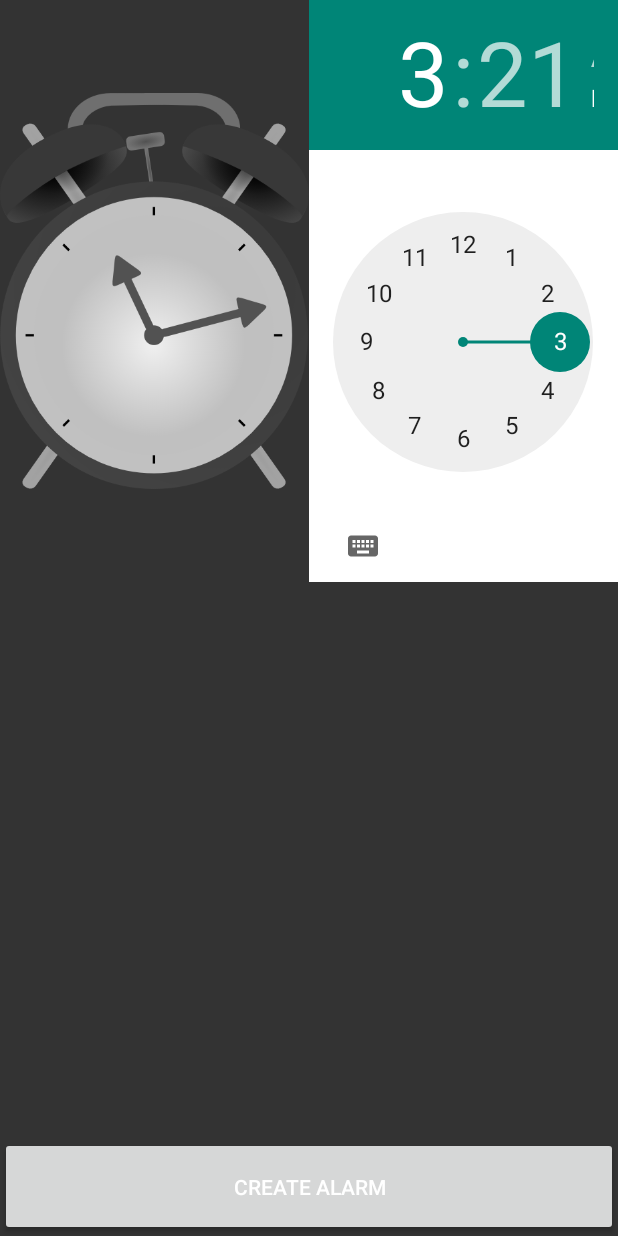
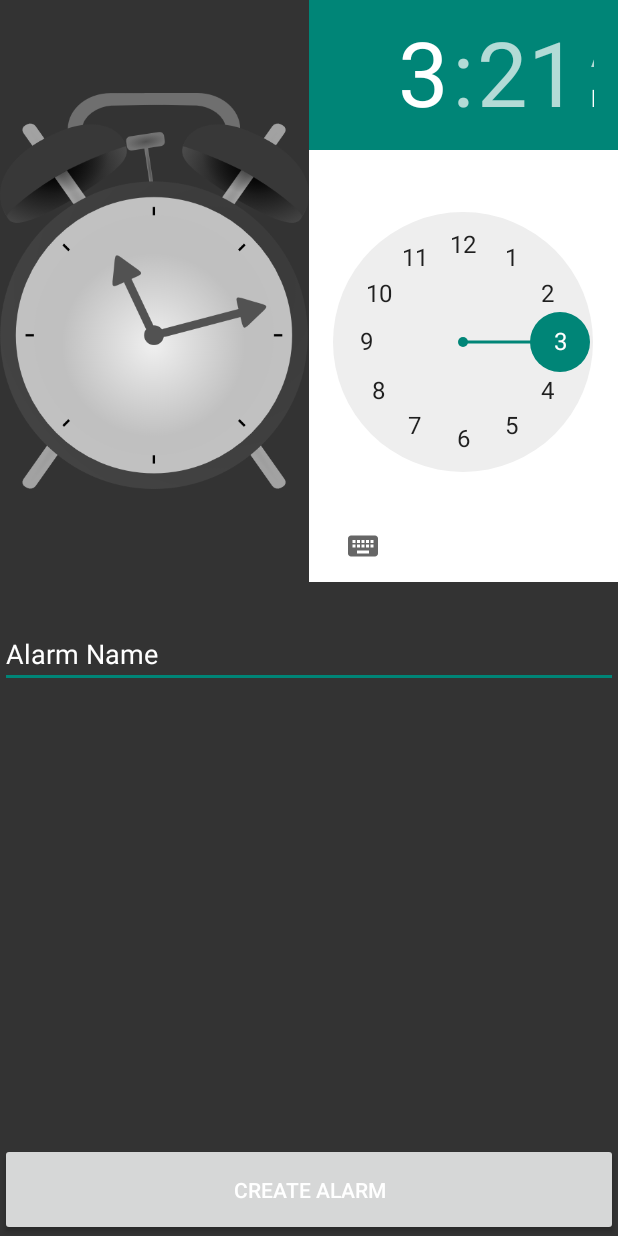
Before and after one commit to jtwalker/Alert, an Android app: the CreateAlarm screen opened directly, with no data from a screen before it, on a phone screen of 412 x 824 dp. Run offline under Robolectric (Android 15) with nearby library versions, the light colour scheme and no system bars.

Commit message:
Alarm name field added to the alarm

```diff
--- a/app/src/main/res/layout/create_alarm.xml
+++ b/app/src/main/res/layout/create_alarm.xml
@@ -34,8 +34,18 @@
         android:layout_width="match_parent"
         android:layout_height="0dp"
         android:layout_weight="0.85"
-        android:orientation="vertical" >
+        android:orientation="vertical"
+        android:layout_marginTop="25dp" >
 
+        <EditText
+            android:id="@+id/alarmNameText"
+            android:layout_width="match_parent"
+            android:layout_height="wrap_content"
+            android:inputType="textPersonName"
+            android:text="@string/alarm_name"
+            android:textColor="@color/white"
+            android:ems="10"
+            android:layout_gravity="center_horizontal" />
     </LinearLayout>
 
     <LinearLayout
--- a/app/src/main/res/values/strings.xml
+++ b/app/src/main/res/values/strings.xml
@@ -7,7 +7,9 @@
     <string name="create_alarm">Create Alarm</string>
     <string name="view_alarms">View Alarms</string>
     <string name="date">Date</string>
+
     <string name="image_description">Image to be used for the alarm</string>
+    <string name="alarm_name">Alarm Name</string>
 
     <string name="title_activity_set_alarm">SetAlarm</string>
     <string name="title_activity_alarm_receiver">AlarmReceiverActivity</string>
```
Also changed, not shown: 20 other files.
